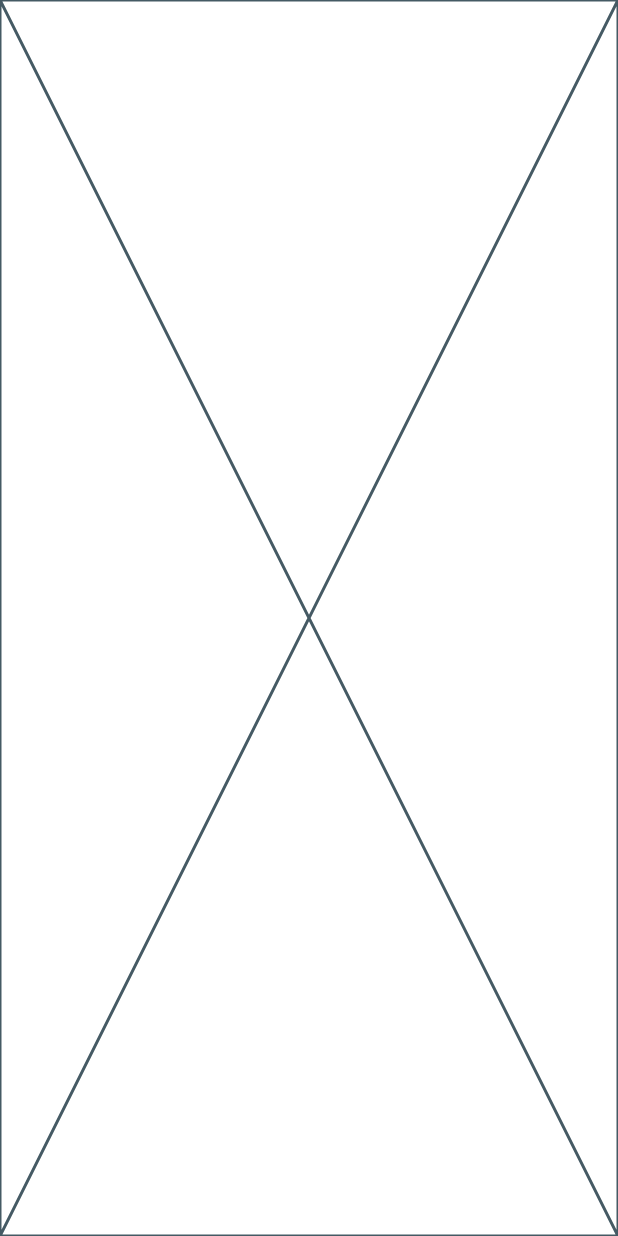
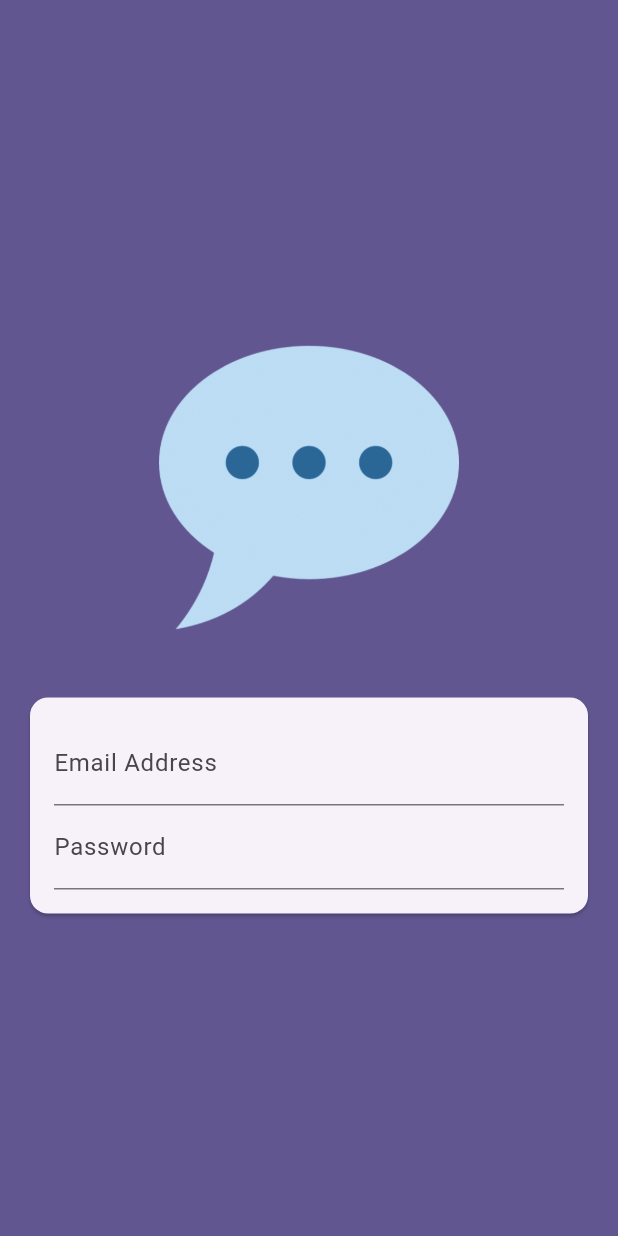
Before and after one commit to MatteoLanci/chat_app, a Flutter app: the screen it shows after launch, on a phone screen of 412 x 824 dp. Run offline on Flutter 3.47's test engine with Material 3 defaults, Android fonts, the phone set to English and light mode, and no system bars.

Commit message:
auth screen impl

```diff
--- a/lib/main.dart
+++ b/lib/main.dart
@@ -1,5 +1,6 @@
+import 'package:flutter/material.dart';
+
 import 'package:chat_app/screens/auth.dart';
-import 'package:flutter/material.dart';
 
 void main() {
   runApp(const App());
--- a/lib/screens/auth.dart
+++ b/lib/screens/auth.dart
@@ -10,6 +10,54 @@ class AuthScreen extends StatefulWidget {
 class _AuthScreenState extends State<AuthScreen> {
   @override
   Widget build(BuildContext context) {
-    return const Placeholder();
+    return Scaffold(
+      backgroundColor: Theme.of(context).colorScheme.primary,
+      body: Center(
+        child: SingleChildScrollView(
+          child: Column(
+            mainAxisAlignment: MainAxisAlignment.center,
+            children: [
+              Container(
+                margin: const EdgeInsets.only(
+                  top: 30,
+                  bottom: 20,
+                  left: 20,
+                  right: 20,
+                ),
+                width: 200,
+                child: Image.asset('assets/images/chat.png'),
+              ),
+              Card(
+                margin: const EdgeInsets.all(20),
+                child: SingleChildScrollView(
+                  child: Padding(
+                    padding: const EdgeInsets.all(16),
+                    child: Form(
+                      child: Column(
+                        mainAxisSize: MainAxisSize.min,
+                        children: [
+                          TextFormField(
+                            decoration: const InputDecoration(
+                                labelText: 'Email Address'),
+                            keyboardType: TextInputType.emailAddress,
+                            autocorrect: false,
+                            textCapitalization: TextCapitalization.none,
+                          ),
+                          TextFormField(
+                            decoration:
+                                const InputDecoration(labelText: 'Password'),
+                            obscureText: true,
+                          ),
+                        ],
+                      ),
+                    ),
+                  ),
+                ),
+              )
+            ],
+          ),
+        ),
+      ),
+    );
   }
 }
```
Also changed, not shown: pubspec.yaml (+4 -6 lines), assets/images/chat.png (added).
